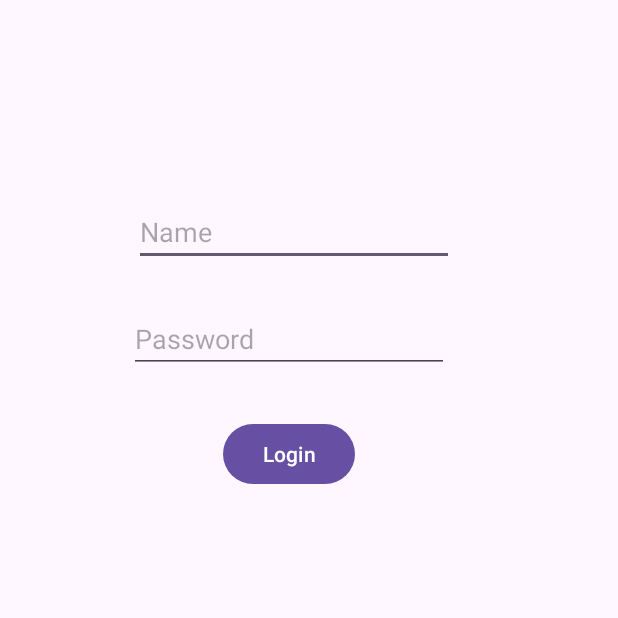
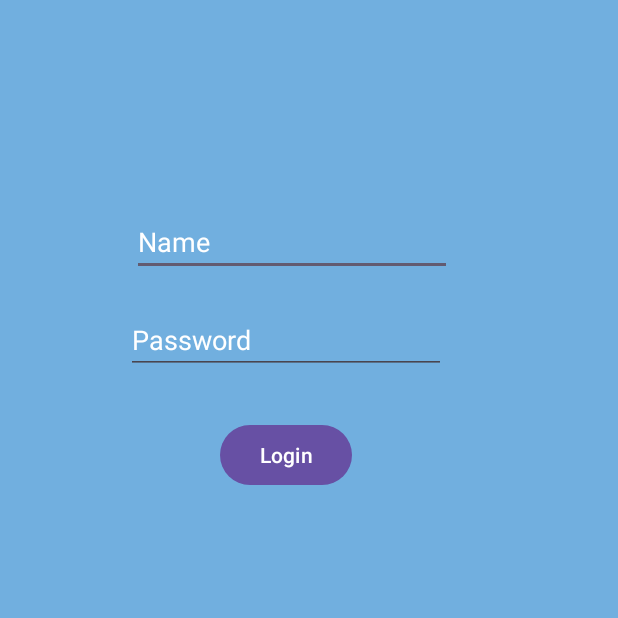
Before and after one commit to Sundhar-K-A/AndroidApp, an Android app: the screen it shows after launch (MainActivity), on a phone screen of 412 x 824 dp, the top half of it. Run offline under Robolectric (Android 15) with nearby library versions, the phone set to English and light mode, and no system bars.

```diff
--- a/app/build.gradle.kts
+++ b/app/build.gradle.kts
@@ -33,6 +33,7 @@ android {
     kotlinOptions {
         jvmTarget = "1.8"
     }
+    buildToolsVersion = "34.0.0"
 }
 
 dependencies {
--- a/app/src/main/res/layout/activity_main.xml
+++ b/app/src/main/res/layout/activity_main.xml
@@ -3,6 +3,7 @@
     xmlns:app="http://schemas.android.com/apk/res-auto"
     xmlns:tools="http://schemas.android.com/tools"
     android:id="@+id/main"
+    android:background="#71AFDF"
     android:layout_width="match_parent"
     android:layout_height="match_parent"
     tools:context=".MainActivity">
@@ -11,11 +12,12 @@
         android:id="@+id/editTextText"
         android:layout_width="wrap_content"
         android:layout_height="wrap_content"
-        android:layout_marginStart="3dp"
-        android:layout_marginBottom="26dp"
+        android:layout_marginStart="4dp"
+        android:layout_marginBottom="20dp"
         android:ems="10"
+        android:hint="Name"
         android:inputType="text"
-        android:hint="Name"
+        android:textColorHint="#FFFFFF"
         app:layout_constraintBottom_toTopOf="@+id/editTextNumberPassword"
         app:layout_constraintStart_toStartOf="@+id/editTextNumberPassword" />
 
@@ -23,11 +25,12 @@
         android:id="@+id/editTextNumberPassword"
         android:layout_width="wrap_content"
         android:layout_height="wrap_content"
-        android:layout_marginStart="86dp"
-        android:layout_marginTop="203dp"
+        android:layout_marginStart="84dp"
+        android:layout_marginTop="204dp"
         android:ems="10"
+        android:hint="Password"
         android:inputType="numberPassword"
-        android:hint="Password"
+        android:textColorHint="#FFFFFF"
         app:layout_constraintStart_toStartOf="parent"
         app:layout_constraintTop_toTopOf="parent" />
 
```
Also changed, not shown: gradle/wrapper/gradle-wrapper.properties.
